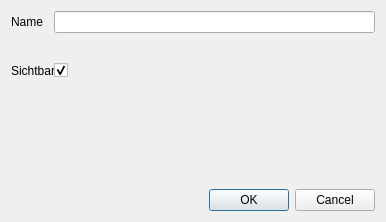
Above: src/manager/groupedit.ui from todvora/qrk-registrier-kasse before the change. Below: the same form after it.
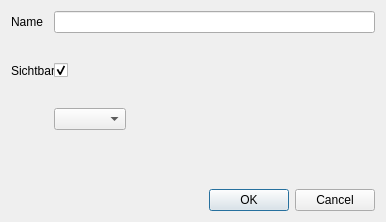
That is the form after the change.

Diff of the .ui file:
```diff
--- a/src/manager/groupedit.ui
+++ b/src/manager/groupedit.ui
@@ -50,6 +50,9 @@
        </property>
       </widget>
      </item>
+     <item row="2" column="1">
+      <widget class="QComboBox" name="colorComboBox"/>
+     </item>
     </layout>
    </item>
    <item row="1" column="0">
```
